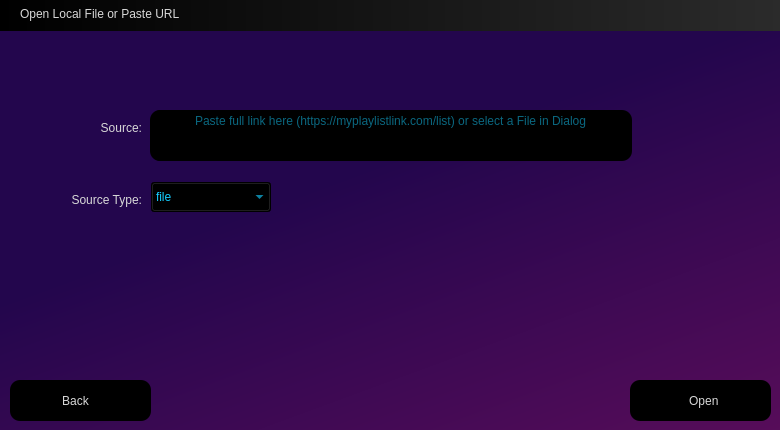
Qt form assets/OpenFileSelection.ui (ifreddyrod/SpyderPlayer) before a commit.
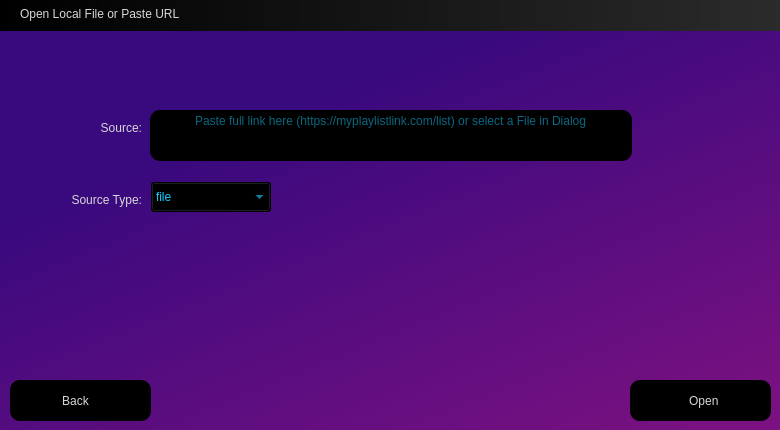
The same form after that commit. Icons and pictures are not drawn.

Commit message: - Fixed crash in linux where currentSelectedItem_ and player_ needed to be initialized to nullptr first. - Attempted to fix a bug in linux where the controlpanel was not being moved to the correct location when in fullscreen - Made a tweak to the retries to multiply the retry count by the stall delay.  Effectively giving each retry more time in between.  Updated the default retry and stall delays in AppData to reflect this - Changed the background color intensity for all of the settings screens.  Was too dull and reverted back to how I had it

```diff
--- a/assets/OpenFileSelection.ui
+++ b/assets/OpenFileSelection.ui
@@ -295,8 +295,9 @@
     </rect>
    </property>
    <property name="styleSheet">
-    <string notr="true">/*background-color: qlineargradient(spread:pad, x1:0.369, y1:0.182, x2:1, y2:1, stop:0 rgba(57, 9, 126, 255), stop:1 rgba(129, 18, 129, 255));*/
-background-color: qlineargradient(spread:pad, x1:0.506931, y1:0.295636, x2:1, y2:1, stop:0 rgba(35, 6, 77, 255), stop:1 rgba(90, 13, 90, 255));</string>
+    <string notr="true">background-color: qlineargradient(spread:pad, x1:0.369, y1:0.182, x2:1, y2:1, stop:0 rgba(57, 9, 126, 255), stop:1 rgba(129, 18, 129, 255));
+/*
+background-color: qlineargradient(spread:pad, x1:0.506931, y1:0.295636, x2:1, y2:1, stop:0 rgba(35, 6, 77, 255), stop:1 rgba(90, 13, 90, 255));*/</string>
    </property>
   </widget>
   <zorder>background_widget</zorder>
```
The commit also changes 13 other files.
